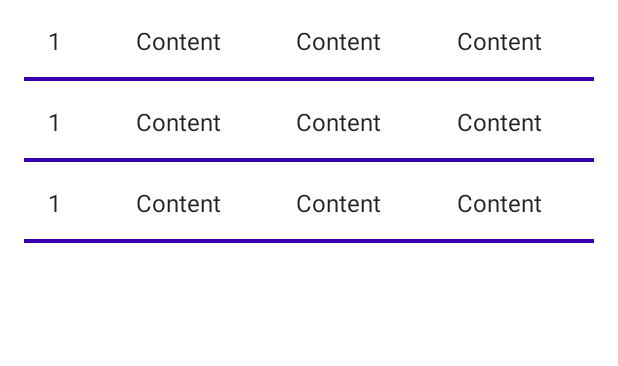
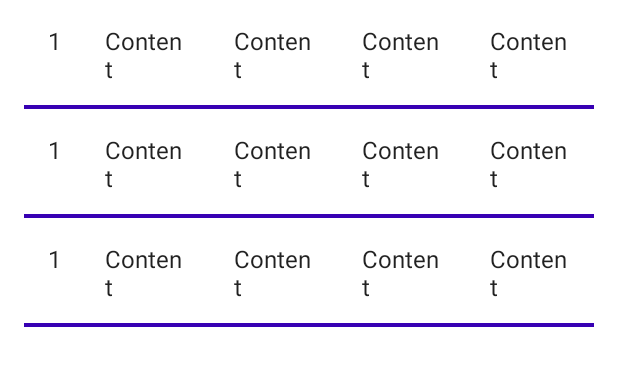
Before and after one commit to thienle0610/Manage-App, an Android app: the layout fragment_expense_list.xml on its own in the app's theme, with its tools: preview values and no code run, on a phone screen of 412 x 824 dp. Shown: the top 366 px of the screen. Run offline under Robolectric (Android 15) with nearby library versions, the phone set to English and light mode, and no system bars.

Commit message:
add display

```diff
--- a/app/src/main/java/com/example/manageapp/activities/MyItemRecyclerViewAdapter.java
+++ b/app/src/main/java/com/example/manageapp/activities/MyItemRecyclerViewAdapter.java
@@ -37,6 +37,7 @@ public class MyItemRecyclerViewAdapter extends RecyclerView.Adapter<MyItemRecycl
         holder.mIdView.setText(mValues.get(position).id);
         holder.mContentView.setText(mValues.get(position).content);
         holder.mIdCategory.setText(mValues.get(position).category);
+        holder.mIdAmount.setText(mValues.get(position).amount);
         holder.mIdDate.setText(mValues.get(position).date);
     }
 
@@ -52,6 +53,7 @@ public class MyItemRecyclerViewAdapter extends RecyclerView.Adapter<MyItemRecycl
         public DummyItem mItem;
         public final TextView mIdCategory;
         public final TextView mIdDate;
+        public final TextView mIdAmount;
 
         public ViewHolder(View view) {
             super(view);
@@ -59,6 +61,7 @@ public class MyItemRecyclerViewAdapter extends RecyclerView.Adapter<MyItemRecycl
             mIdView = (TextView) view.findViewById(R.id.item_number);
             mContentView = (TextView) view.findViewById(R.id.content);
             mIdCategory = (TextView) view.findViewById(R.id.category);
+            mIdAmount = (TextView) view.findViewById(R.id.amount);
             mIdDate = (TextView) view.findViewById(R.id.date);
         }
 
--- a/app/src/main/res/layout/fragment_expense_item.xml
+++ b/app/src/main/res/layout/fragment_expense_item.xml
@@ -33,6 +33,15 @@
         android:textAppearance="?attr/textAppearanceListItem" />
 
     <TextView
+        android:id="@+id/amount"
+        android:layout_width="wrap_content"
+        android:layout_height="wrap_content"
+        android:layout_margin="@dimen/text_margin"
+        android:layout_weight="1"
+        android:text="Content"
+        android:textAppearance="?attr/textAppearanceListItem" />
+
+    <TextView
         android:id="@+id/date"
         android:layout_width="wrap_content"
         android:layout_height="wrap_content"
```
Also changed, not shown: 1 other file.
